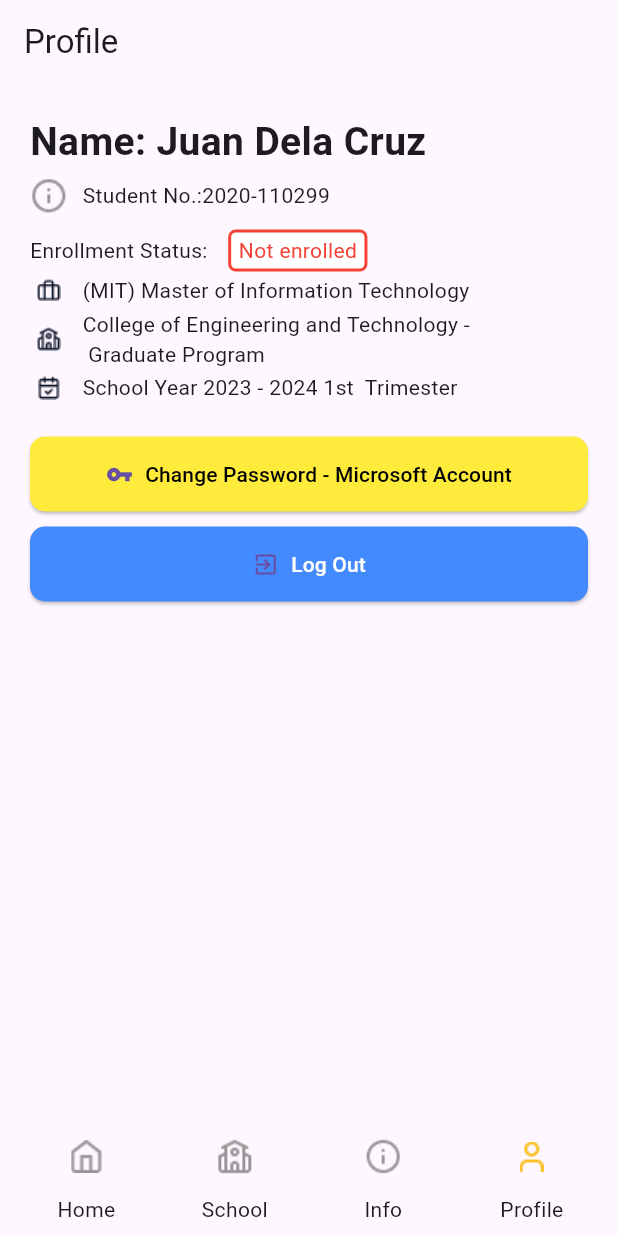
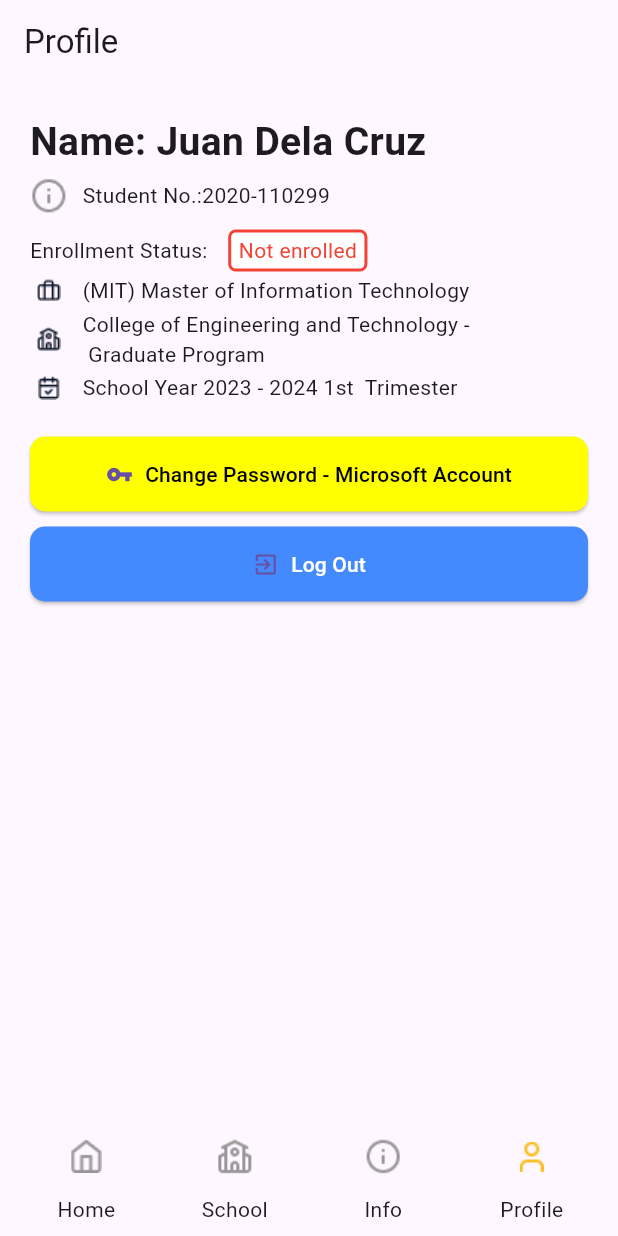
Before and after one commit to Awieshy/user_profile_draft, a Flutter app: the screen it shows after launch, on a phone screen of 412 x 824 dp. Run offline on Flutter 3.47's test engine with Material 3 defaults, Android fonts, the phone set to English and light mode, and no system bars.

Commit message:
final for profile student

```diff
--- a/lib/main.dart
+++ b/lib/main.dart
@@ -141,7 +141,7 @@ class YourContentWidget extends StatelessWidget {
                           },
                           style: ElevatedButton.styleFrom(
                             padding: EdgeInsets.symmetric(vertical: 15),
-                            primary: Colors.yellow,
+                            primary: Colors.yellowAccent,
                             shape: RoundedRectangleBorder(
                               borderRadius: BorderRadius.circular(10),
                             ),
```
